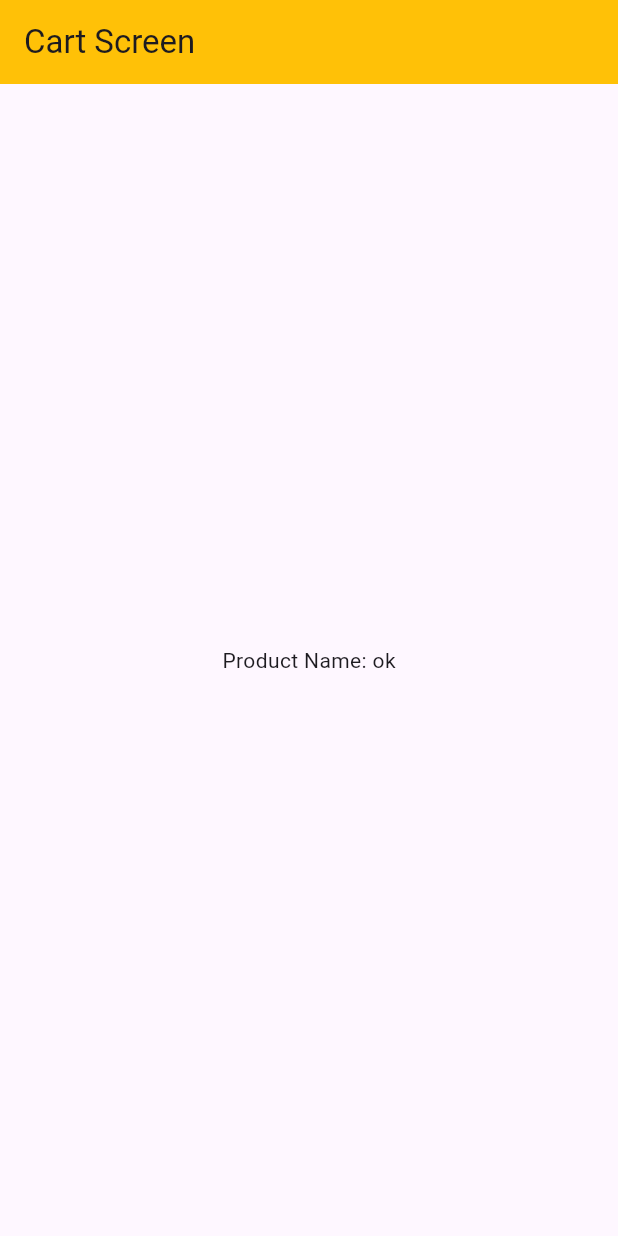
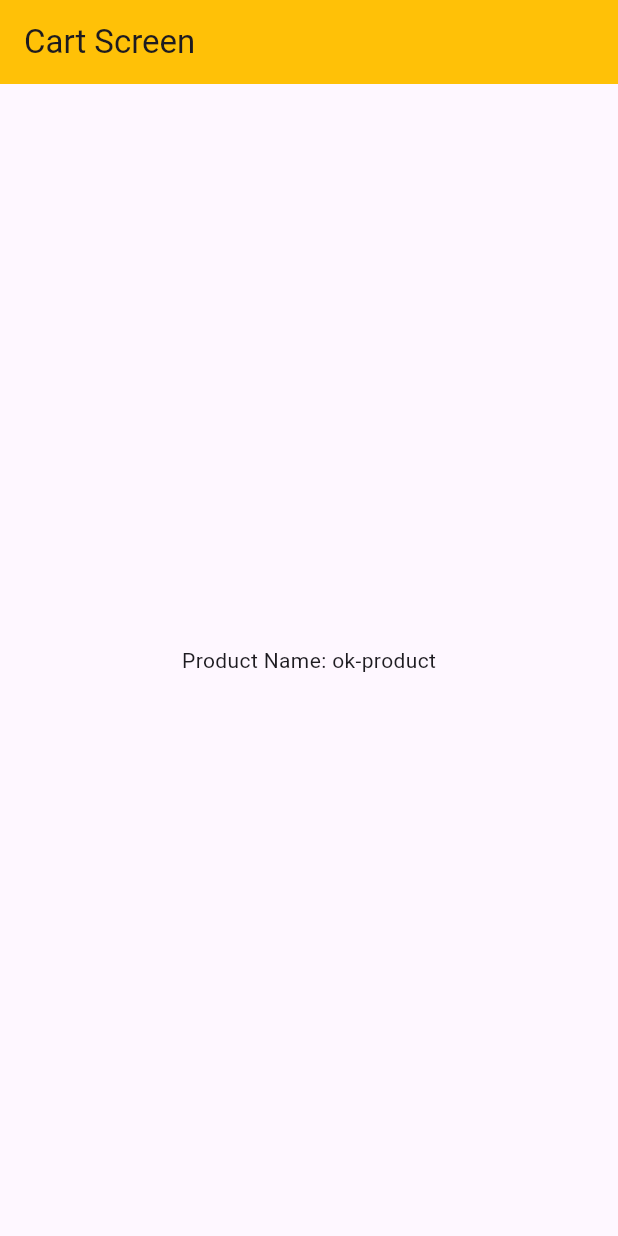
Before and after one commit to raihansikdar/scube-office-practice, a Flutter app: the screen it shows after launch, after a tap on "cart", on a phone screen of 412 x 824 dp. Run offline on Flutter 3.47's test engine with Material 3 defaults, Android fonts, the light colour scheme and no system bars; our stand-ins replace beamer.

Commit message:
not solve

```diff
--- a/beamar_navigation_web/lib/screens/home_screen.dart
+++ b/beamar_navigation_web/lib/screens/home_screen.dart
@@ -21,7 +21,9 @@ class HomeScreen extends StatelessWidget {
             ),
             const SizedBox(height: 10,),
             ElevatedButton(onPressed: (){
-              context.beamToNamed('/cart/ok');
+               String productName = 'ok-product';
+              // print('Navigating to /cart/$productName');
+              context.beamToNamed('/cart/$productName');
             }, child: const Text('cart'),
             ),
           ],
--- a/beamar_navigation_web/lib/screens/products_screen.dart
+++ b/beamar_navigation_web/lib/screens/products_screen.dart
@@ -20,8 +20,8 @@ class ProductScreen extends StatelessWidget {
           children: [
             const Text('This is product Screen'),
             ElevatedButton(onPressed: (){
-              //Navigator.maybePop(context);
-             // Beamer.of(context).beamBack();
+              // Navigator.maybePop(context);
+              // Beamer.of(context).beamBack();
               Beamer.of(context).popToNamed('/');
 
             }, child: const Text('back home'))
--- a/beamar_navigation_web/lib/utils/app_routing.dart
+++ b/beamar_navigation_web/lib/utils/app_routing.dart
@@ -31,19 +31,19 @@
 // }
 
 import 'package:beamer/beamer.dart';
-import 'package:flutter/material.dart'; // Added import for BuildContext
+import 'package:flutter/material.dart';
 import '../screens/cart_screen.dart';
 import '../screens/home_screen.dart';
 import '../screens/products_screen.dart';
-import 'locations.dart'; // Assuming you have defined your custom locations
+import 'locations.dart';
 
 class AppRouting {
   static final routerDelegate = BeamerDelegate(
     locationBuilder: (routeInformation, _) {
-      if (routeInformation.uri.toString().contains('/product')) {
+      if (routeInformation.uri.pathSegments.contains('product')) {
         return ProductLocation();
       }
-      if (routeInformation.uri.toString().contains('cart')) {
+      if (routeInformation.uri.pathSegments.contains('cart')) {
         return CartLocation();
       }
       return HomeLocation();
--- a/beamar_navigation_web/lib/utils/locations.dart
+++ b/beamar_navigation_web/lib/utils/locations.dart
@@ -14,7 +14,7 @@ class HomeLocation extends BeamLocation<BeamState>{
   ];
 
   @override
-  List<Pattern> get pathPatterns => ["/*"];
+  List<Pattern> get pathPatterns => ["/"];
 
 }
 
@@ -33,24 +33,65 @@ class ProductLocation extends BeamLocation<BeamState>{
   List<Pattern> get pathPatterns => ["/product"];
 
 }
+class CartLocation extends BeamLocation<BeamState> {
+  @override
+  List<BeamPage> buildPages(BuildContext context, BeamState state) {
+    final productName = state.pathParameters['productName'];
 
-class CartLocation extends BeamLocation<BeamState>{
+    return [
+      if (productName != null)
+        BeamPage(
+          key: ValueKey('cart'),
+          title: 'Cart',
+          child: CartScreen(productName: productName),
+        ),
+    ];
+  }
+
   @override
-  List<Pattern> get pathPatterns => ["/cart/:productName"];
+  List<Pattern> get pathPatterns => ['/cart/:productName'];
+}
+
+
+
+
+/*class CartLocation extends BeamLocation<BeamState>{
+
   @override
   List<BeamPage> buildPages(BuildContext context, BeamState state) {
 
     return [
 
-
-      if(state.pathParameters.containsKey('productName'))
+     // if(state.pathParameters.containsKey('productName'))
         BeamPage(
-          key: ValueKey('cart'),
-          title: 'Cart',
-          child: CartScreen(productName: state.pathParameters['productName']!,)),
+            key: ValueKey('cart'),
+            title: 'Cart',
+            child: CartScreen(productName: state.pathParameters['productName']!,)),
     ];
   }
 
+  @override
+  List<Pattern> get pathPatterns => ["/cart/:productName"];
+}*/
 
 
-}
+
+
+
+// class CartLocation extends BeamLocation<BeamState> {
+//   @override
+//   List<Pattern> get pathPatterns => ["/cart/:productName"];
+//
+//   @override
+//   List<BeamPage> buildPages(BuildContext context, BeamState state) {
+//     print('===>Building pages for CartLocation with state: $state');
+//     return [
+//      // if (state.pathParameters.containsKey('productName'))
+//         BeamPage(
+//           key: ValueKey('cart'),
+//           title: 'Cart',
+//           child: CartScreen(productName: state.pathParameters['productName']!),
+//         ),
+//     ];
+//   }
+// }
```
